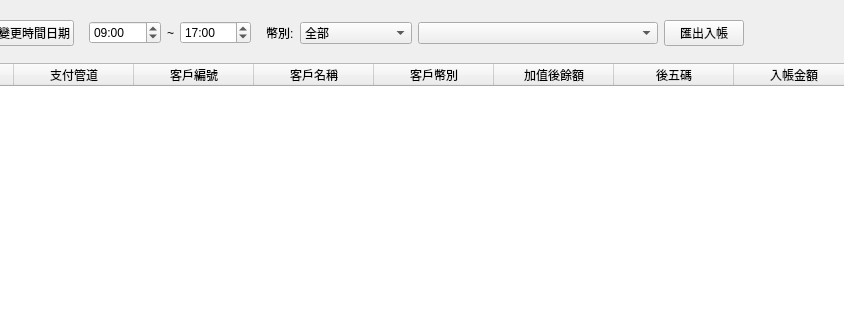
The window that src/AdbClient/StageOrder/LayerDayDebit.ui (roger0816/Adb) describes before a commit, drawn with Qt 5; both pictures show x 116 to 960 and y 0 to 320 of the 1153 by 547 pixel window.
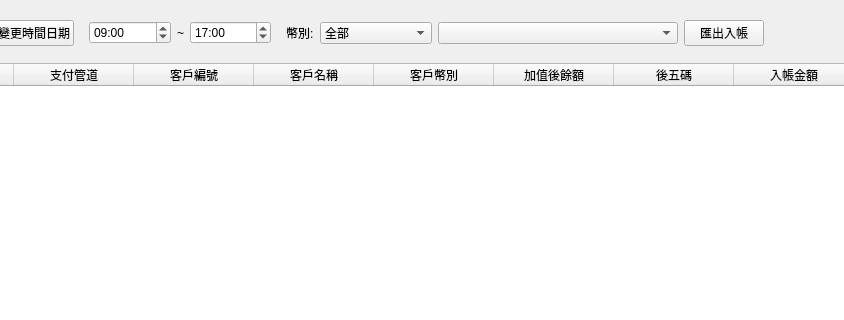
The same window after the commit.

```diff
--- a/src/AdbClient/StageOrder/LayerDayDebit.ui
+++ b/src/AdbClient/StageOrder/LayerDayDebit.ui
@@ -117,19 +117,25 @@
           <widget class="QWidget" name="widget_3" native="true">
            <property name="minimumSize">
             <size>
-             <width>180</width>
+             <width>200</width>
              <height>0</height>
             </size>
            </property>
            <property name="maximumSize">
             <size>
-             <width>180</width>
+             <width>220</width>
              <height>16777215</height>
             </size>
            </property>
            <layout class="QHBoxLayout" name="horizontalLayout_2">
             <item>
              <widget class="QTimeEdit" name="timeStart">
+              <property name="minimumSize">
+               <size>
+                <width>70</width>
+                <height>0</height>
+               </size>
+              </property>
               <property name="displayFormat">
                <string>hh:mm</string>
               </property>
@@ -160,6 +166,22 @@
             </item>
             <item>
              <widget class="QTimeEdit" name="timeEnd">
+              <property name="minimumSize">
+               <size>
+                <width>70</width>
+                <height>0</height>
+               </size>
+              </property>
+              <property name="dateTime">
+               <datetime>
+                <hour>17</hour>
+                <minute>0</minute>
+                <second>59</second>
+                <year>2000</year>
+                <month>1</month>
+                <day>1</day>
+               </datetime>
+              </property>
               <property name="currentSection">
                <enum>QDateTimeEdit::HourSection</enum>
               </property>
@@ -170,7 +192,7 @@
                <time>
                 <hour>17</hour>
                 <minute>0</minute>
-                <second>0</second>
+                <second>59</second>
                </time>
               </property>
              </widget>
```
